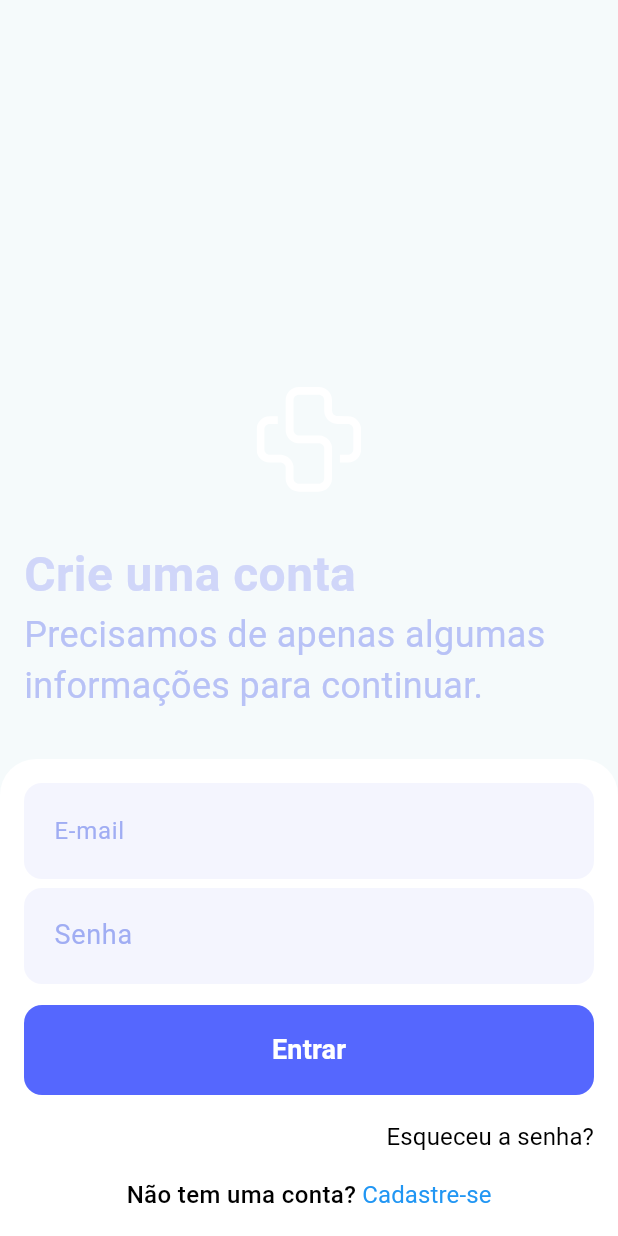
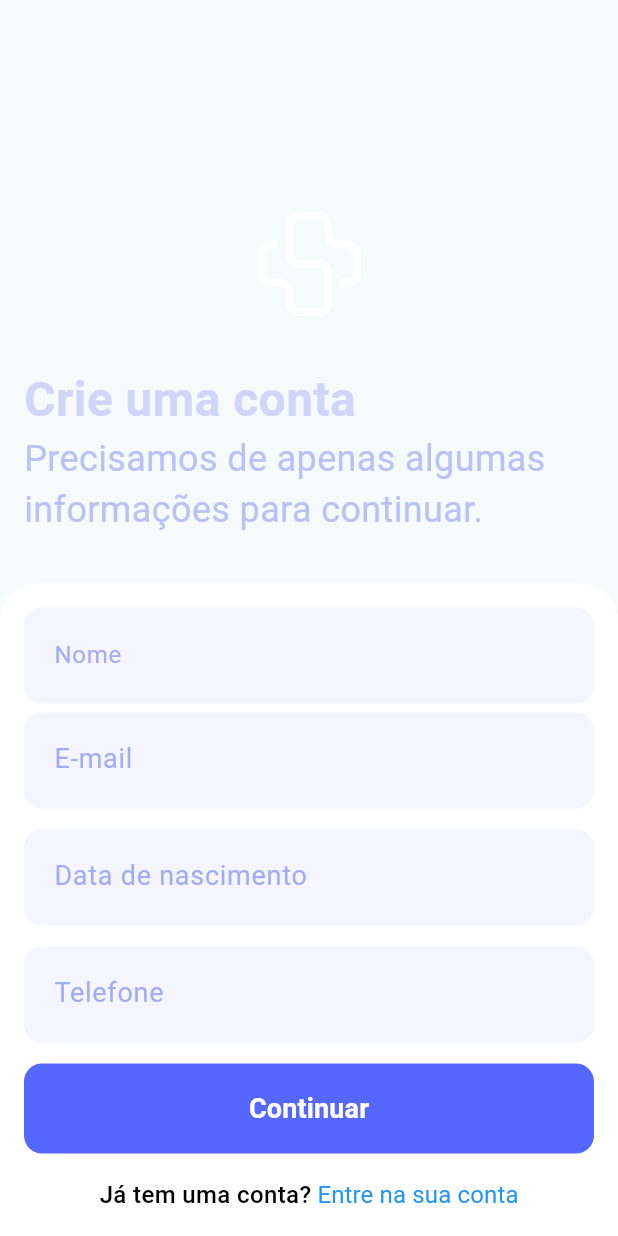
Before and after one commit to Dev-Vinicius-Borges/clinicare, a Flutter app: the RegistroDadosPessoais widget shown alone on an empty page, opened directly, on a phone screen of 412 x 824 dp. Run offline on Flutter 3.47's test engine with Material 3 defaults, Android fonts, the phone set to English and light mode, and no system bars; our stand-ins replace flutter_svg.

Commit message:
Feat: Criando tela de registro de dados pessoais.

```diff
--- /dev/null
+++ b/lib/components/Forms/registro/RegistroDadosPessoaisForm.dart
@@ -0,0 +1,326 @@
+import 'dart:io';
+import 'package:flutter/material.dart';
+import 'package:flutter/services.dart';
+import 'package:provider/provider.dart';
+
+class RegistroDadosPessoaisForm extends StatefulWidget {
+  const RegistroDadosPessoaisForm({super.key});
+
+  @override
+  State<RegistroDadosPessoaisForm> createState() =>
+      RegistroDadosPessoaisFormState();
+}
+
+class RegistroDadosPessoaisFormState extends State<RegistroDadosPessoaisForm> {
+  TextEditingController nomeController = TextEditingController();
+  TextEditingController emailController = TextEditingController();
+  TextEditingController dataNascimentoController = TextEditingController();
+  TextEditingController telefoneController = TextEditingController();
+
+  final _formKey = GlobalKey<FormState>();
+
+  bool valueValidator(String? value) {
+    if (value!.isEmpty) {
+      return false;
+    }
+    return true;
+  }
+
+  @override
+  Widget build(BuildContext context) {
+    return Container(
+      child: Form(
+        key: _formKey,
+        child: Column(
+          children: [
+            SizedBox(
+              height: 70,
+              child: TextFormField(
+                style: const TextStyle(
+                  color: Color.fromARGB(255, 160, 173, 243),
+                ),
+                validator:
+                    (String? value) =>
+                        !valueValidator(value) ? "Insira o nome." : null,
+                controller: emailController,
+                decoration: const InputDecoration(
+                  fillColor: Color.fromARGB(255, 244, 245, 254),
+                  filled: true,
+                  hintText: 'Ex.: John Doe',
+                  alignLabelWithHint: true,
+                  isDense: true,
+                  contentPadding: EdgeInsets.symmetric(
+                    vertical: 20,
+                    horizontal: 16,
+                  ),
+                  label: Text(
+                    "Nome",
+                    style: TextStyle(
+                      color: Color.fromARGB(255, 160, 173, 243),
+                      fontSize: 16,
+                    ),
+                  ),
+                  enabledBorder: OutlineInputBorder(
+                    borderSide: BorderSide.none,
+                    borderRadius: BorderRadius.all(Radius.circular(12)),
+                  ),
+                  focusedBorder: OutlineInputBorder(
+                    borderSide: BorderSide.none,
+                    borderRadius: BorderRadius.all(Radius.circular(12)),
+                  ),
+                  errorBorder: OutlineInputBorder(
+                    borderSide: BorderSide(color: Colors.red),
+                    borderRadius: BorderRadius.all(Radius.circular(12)),
+                  ),
+                  disabledBorder: OutlineInputBorder(
+                    borderSide: BorderSide.none,
+                    borderRadius: BorderRadius.all(Radius.circular(12)),
+                  ),
+                ),
+              ),
+            ),
+            Padding(
+              padding: EdgeInsets.only(bottom: 8),
+              child: SizedBox(
+                height: 70,
+                child: TextFormField(
+                  style: const TextStyle(
+                    color: Color.fromARGB(255, 160, 173, 243),
+                  ),
+                  validator:
+                      (String? value) =>
+                          !valueValidator(value) ? "Insira a email" : null,
+                  controller: emailController,
+                  decoration: const InputDecoration(
+                    fillColor: Color.fromARGB(255, 244, 245, 254),
+                    filled: true,
+                    hintText: 'Ex.: John@Doe.com',
+                    alignLabelWithHint: true,
+                    isDense: true,
+                    contentPadding: EdgeInsets.symmetric(
+                      vertical: 20,
+                      horizontal: 16,
+                    ),
+                    label: Text(
+                      "E-mail",
+                      style: TextStyle(
+                        color: Color.fromARGB(255, 160, 173, 243),
+                        fontSize: 18,
+                      ),
+                    ),
+                    enabledBorder: OutlineInputBorder(
+                      borderSide: BorderSide.none,
+                      borderRadius: BorderRadius.all(Radius.circular(12)),
+                    ),
+                    focusedBorder: OutlineInputBorder(
+                      borderSide: BorderSide.none,
+                      borderRadius: BorderRadius.all(Radius.circular(12)),
+                    ),
+                    errorBorder: OutlineInputBorder(
+                      borderSide: BorderSide(color: Colors.red),
+                      borderRadius: BorderRadius.all(Radius.circular(12)),
+                    ),
+                    disabledBorder: OutlineInputBorder(
+                      borderSide: BorderSide.none,
+                      borderRadius: BorderRadius.all(Radius.circular(12)),
+                    ),
+                  ),
+                ),
+              ),
+            ),
+            Padding(
+              padding: EdgeInsets.only(bottom: 8),
+              child: SizedBox(
+                height: 70,
+                child: TextFormField(
+                  style: const TextStyle(
+                    color: Color.fromARGB(255, 160, 173, 243),
+                  ),
+                  validator:
+                      (String? value) =>
+                          !valueValidator(value)
+                              ? "Insira a data de nascimento"
+                              : null,
+                  controller: dataNascimentoController,
+                  onTap: () async {
+                    DateTime? data = DateTime(1900);
+                    FocusScope.of(context).requestFocus(new FocusNode());
+
+                    data = await showDatePicker(
+                      context: context,
+                      initialDate: DateTime.now(),
+                      firstDate: DateTime(1900),
+                      lastDate: DateTime(2100),
+                    );
+
+                    dataNascimentoController.text = data!.toIso8601String();
+                  },
+                  decoration: const InputDecoration(
+                    fillColor: Color.fromARGB(255, 244, 245, 254),
+                    filled: true,
+                    hintText: 'Ex.: 01/01/1990',
+                    alignLabelWithHint: true,
+                    isDense: true,
+                    contentPadding: EdgeInsets.symmetric(
+                      vertical: 20,
+                      horizontal: 16,
+                    ),
+                    label: Text(
+                      "Data de nascimento",
+                      style: TextStyle(
+                        color: Color.fromARGB(255, 160, 173, 243),
+                        fontSize: 18,
+                      ),
+                    ),
+                    enabledBorder: OutlineInputBorder(
+                      borderSide: BorderSide.none,
+                      borderRadius: BorderRadius.all(Radius.circular(12)),
+                    ),
+                    focusedBorder: OutlineInputBorder(
+                      borderSide: BorderSide.none,
+                      borderRadius: BorderRadius.all(Radius.circular(12)),
+                    ),
+                    errorBorder: OutlineInputBorder(
+                      borderSide: BorderSide(color: Colors.red),
+                      borderRadius: BorderRadius.all(Radius.circular(12)),
+                    ),
+                    disabledBorder: OutlineInputBorder(
+                      borderSide: BorderSide.none,
+                      borderRadius: BorderRadius.all(Radius.circular(12)),
+                    ),
+                  ),
+                ),
+              ),
+            ),
+            Padding(
+              padding: EdgeInsets.only(bottom: 8),
+              child: SizedBox(
+                height: 70,
+                child: TextFormField(
+                  style: const TextStyle(
+                    color: Color.fromARGB(255, 160, 173, 243),
+                  ),
+                  validator:
+                      (String? value) =>
+                  !valueValidator(value) ? "Insira a Telefone" : null,
+                  controller: telefoneController,
+                  keyboardType: TextInputType.number,
+                  inputFormatters: <TextInputFormatter>[
+                    FilteringTextInputFormatter.allow(RegExp(r'[0-9]')),
+                    FilteringTextInputFormatter.digitsOnly
+                  ],
+                  decoration: const InputDecoration(
+                    fillColor: Color.fromARGB(255, 244, 245, 254),
+                    filled: true,
+                    hintText: 'Ex.: XX X-XXXX-XXXX',
+                    alignLabelWithHint: true,
+                    isDense: true,
+                    contentPadding: EdgeInsets.symmetric(
+                      vertical: 20,
+                      horizontal: 16,
+                    ),
+                    label: Text(
+                      "Telefone",
+                      style: TextStyle(
+                        color: Color.fromARGB(255, 160, 173, 243),
+                        fontSize: 18,
+                      ),
+                    ),
+                    enabledBorder: OutlineInputBorder(
+                      borderSide: BorderSide.none,
+                      borderRadius: BorderRadius.all(Radius.circular(12)),
+                    ),
+                    focusedBorder: OutlineInputBorder(
+                      borderSide: BorderSide.none,
+                      borderRadius: BorderRadius.all(Radius.circular(12)),
+                    ),
+                    errorBorder: OutlineInputBorder(
+                      borderSide: BorderSide(color: Colors.red),
+                      borderRadius: BorderRadius.all(Radius.circular(12)),
+                    ),
+                    disabledBorder: OutlineInputBorder(
+                      borderSide: BorderSide.none,
+                      borderRadius: BorderRadius.all(Radius.circular(12)),
+                    ),
+                  ),
+                ),
+              ),
+            ),
+            SizedBox(
+              width: double.infinity,
+              height: 60,
+              child: TextButton(
+                onPressed: () async {
+                    Navigator.pushNamed(context, '/registro/endereco');
+                  if (_formKey.currentState!.validate()) {
+                  } else {
+                    ScaffoldMessenger.of(context).showSnackBar(
+                      SnackBar(content: Text("Preencha todos os campos.")),
+                    );
+                  }
+                },
+                style: ButtonStyle(
+                  backgroundColor: WidgetStatePropertyAll<Color>(
+                    Color.fromARGB(255, 85, 103, 254),
+                  ),
+                  shape: WidgetStatePropertyAll<RoundedRectangleBorder>(
+                    RoundedRectangleBorder(
+                      borderRadius: BorderRadius.circular(12),
+                    ),
+                  ),
+                ),
+                child: Text(
+                  "Continuar",
+                  style: TextStyle(
+                    color: Colors.white,
+                    fontSize: 18,
+                    fontWeight: FontWeight.w600,
+                  ),
+                ),
+              ),
+            ),
+            Padding(
+              padding: const EdgeInsets.only(top: 16),
+              child: Row(
+                mainAxisAlignment: MainAxisAlignment.center,
+                children: [
+                  const Text(
+                    "Já tem uma conta?",
+                    style: TextStyle(
+                      color: Colors.black,
+                      fontSize: 16,
+                      fontWeight: FontWeight.w500,
+                    ),
+                  ),
+                  TextButton(
+                    onPressed: () {
+                      Navigator.pushNamed(context, '/login');
+                    },
+                    style: ButtonStyle(
+                      padding: WidgetStateProperty.all<EdgeInsets>(
+                        EdgeInsets.zero,
+                      ),
+                      minimumSize: WidgetStateProperty.all<Size>(Size(0, 0)),
+                      tapTargetSize: MaterialTapTargetSize.shrinkWrap,
+                      overlayColor: WidgetStateProperty.all<Color>(
+                        Colors.transparent,
+                      ),
+                    ),
+                    child: const Text(
+                      " Entre na sua conta",
+                      style: TextStyle(
+                        color: Colors.blue,
+                        fontSize: 16,
+                        fontWeight: FontWeight.w400,
+                      ),
+                    ),
+                  ),
+                ],
+              ),
+            ),
+          ],
+        ),
+      ),
+    );
+  }
+}
--- a/lib/components/registro/RegistroDadosPessoais.dart
+++ b/lib/components/registro/RegistroDadosPessoais.dart
@@ -1,4 +1,5 @@
 import 'package:clini_care/components/Forms/LoginForm.dart';
+import 'package:clini_care/components/Forms/registro/RegistroDadosPessoaisForm.dart';
 import 'package:flutter/material.dart';
 import 'package:flutter_svg/flutter_svg.dart';
 
@@ -61,7 +62,7 @@ class RegistroDadosPessoais extends StatelessWidget {
                   ),
                   child: Padding(
                     padding: EdgeInsets.all(16),
-                    child: LoginForm(),
+                    child: RegistroDadosPessoaisForm(),
                   ),
                 ),
               ),
--- a/lib/pages/registro/RegistroDadosPessoaisPage.dart
+++ b/lib/pages/registro/RegistroDadosPessoaisPage.dart
@@ -1,6 +1,8 @@
+import 'package:clini_care/components/Forms/registro/RegistroDadosPessoaisForm.dart';
+import 'package:clini_care/components/registro/RegistroDadosPessoais.dart';
 import 'package:flutter/material.dart';
 
-class RegistroPage extends StatelessWidget{
+class RegistroDadosPessoaisPage extends StatelessWidget{
   @override
   Widget build(BuildContext context) {
     return Scaffold(
@@ -10,9 +12,7 @@ class RegistroPage extends StatelessWidget{
         decoration: BoxDecoration(
             color: Color.fromARGB(255, 64, 91, 230)
         ),
-        child: Center(
-          child: Text("Registro", style: TextStyle(color: Colors.white),),
-        ),
+        child: RegistroDadosPessoais(),
       ),
     );
   }
```
